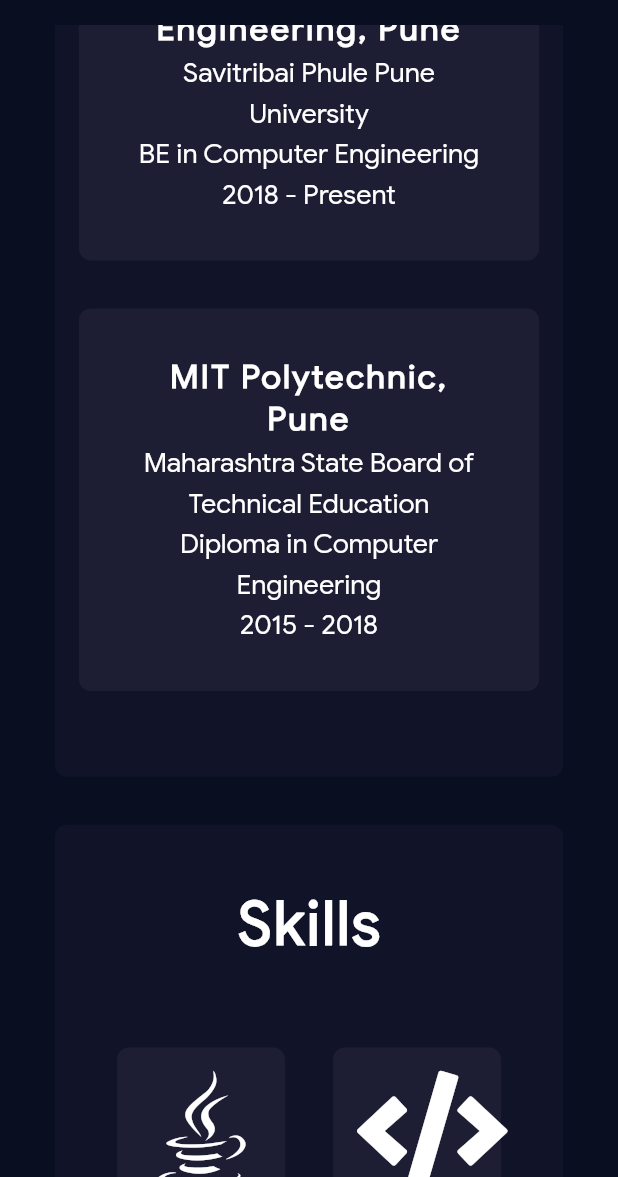
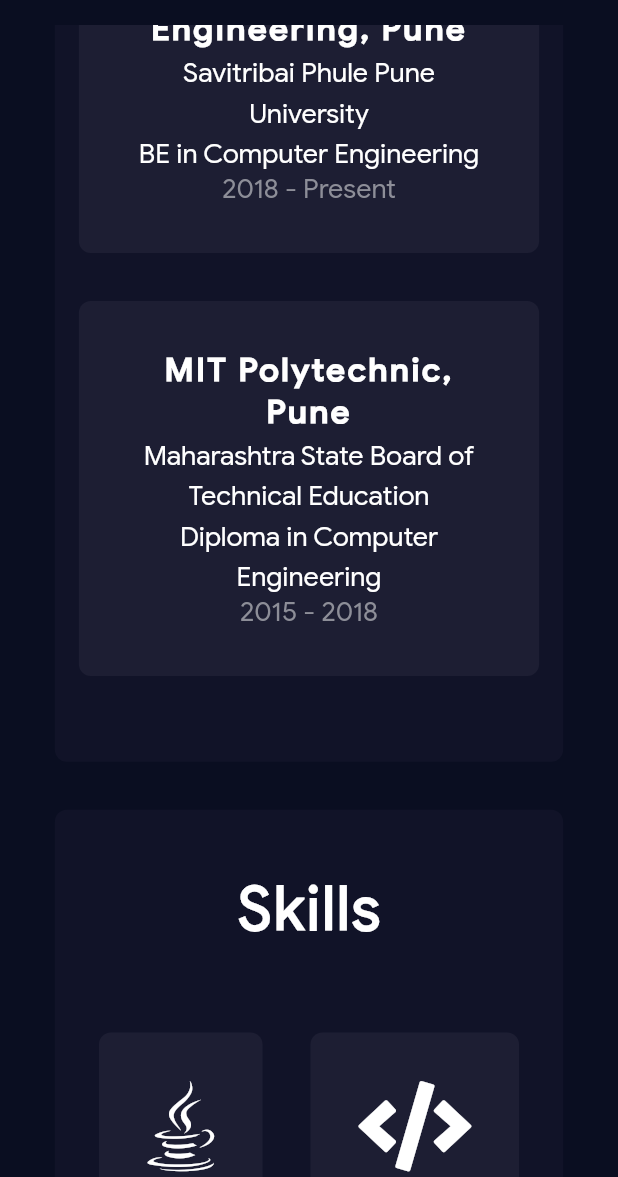
Before and after one commit to abd99/abd_portfolio, a Flutter app: the screen it shows after launch, scrolled down 1152 dp, on a phone screen of 412 x 824 dp, the part 59-1236 px from its top. Run offline on Flutter 3.47's test engine with Material 2 defaults, Android fonts, the phone set to English and light mode, and no system bars; our stand-ins replace font_awesome_flutter.

Commit message:
Fix fontawesome icons not showing up on web

```diff
--- a/lib/components/education_card.dart
+++ b/lib/components/education_card.dart
@@ -39,7 +39,7 @@
           ),
           Text(
             year,
-            style: kBodyTextStyle,
+            style: kLabelTextStyle,
             textAlign: TextAlign.center,
           ),
         ],
--- a/lib/components/icon_content.dart
+++ b/lib/components/icon_content.dart
@@ -1,4 +1,6 @@
+import 'package:abd_portfolio/responsive_widget.dart';
 import 'package:flutter/material.dart';
+import 'package:font_awesome_flutter/fa_icon.dart';
 
 import '../constants.dart';
 
@@ -10,12 +12,15 @@
 
   @override
   Widget build(BuildContext context) {
-    return Column(
+    return Padding(
+      padding: const EdgeInsets.all(16.0),
+      child: Column(
         mainAxisAlignment: MainAxisAlignment.center,
+        crossAxisAlignment: CrossAxisAlignment.center,
         children: <Widget>[
-        Icon(
+          FaIcon(
             icon,
-          size: 80.0,
+            size: ResponsiveWidget.isLargeScreen(context) ? 80.0 : 60.0,
           ),
           SizedBox(
             height: 16.0,
@@ -25,6 +30,7 @@
             style: kLabelTextStyle,
           )
         ],
+      ),
     );
   }
 }
--- a/lib/components/skills_info.dart
+++ b/lib/components/skills_info.dart
@@ -38,14 +38,14 @@
     ReusableCard(
       customColor: kActiveCardColor,
       cardChild: SkillCard(
-        label: 'C',
+        label: 'C/C++',
         icon: FontAwesomeIcons.code,
       ),
     ),
     ReusableCard(
       customColor: kActiveCardColor,
       cardChild: SkillCard(
-        label: 'C++',
+        label: 'Python',
         icon: FontAwesomeIcons.python,
       ),
     ),
--- a/lib/constants.dart
+++ b/lib/constants.dart
@@ -14,6 +14,7 @@
 );
 
 const kSecondaryTitleTextStyle = TextStyle(
+  fontFamily: 'GoogleSansMedium',
   fontSize: 22.0,
   fontWeight: FontWeight.bold,
   letterSpacing: 1.5,
```
Also changed, not shown: 1 other file. Lines whose indentation alone changed are shown as unchanged.
